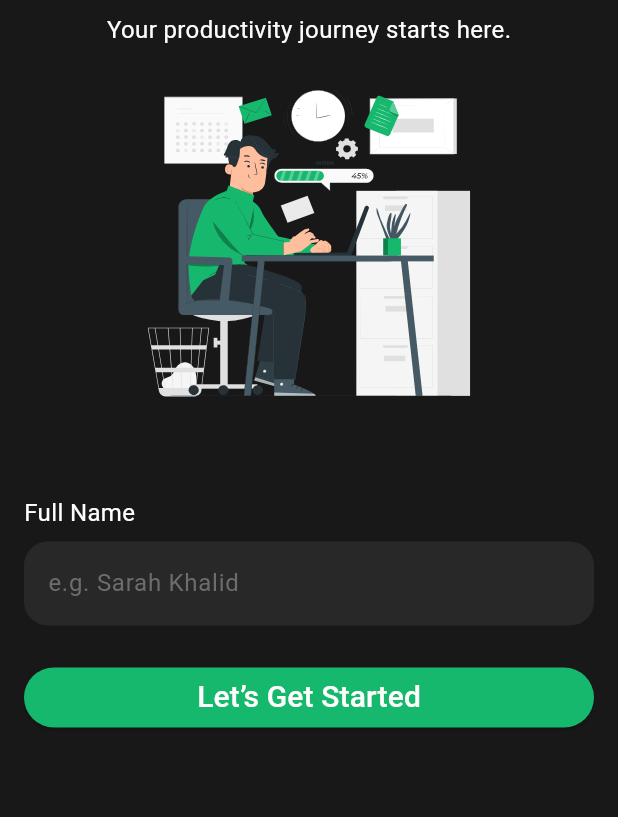
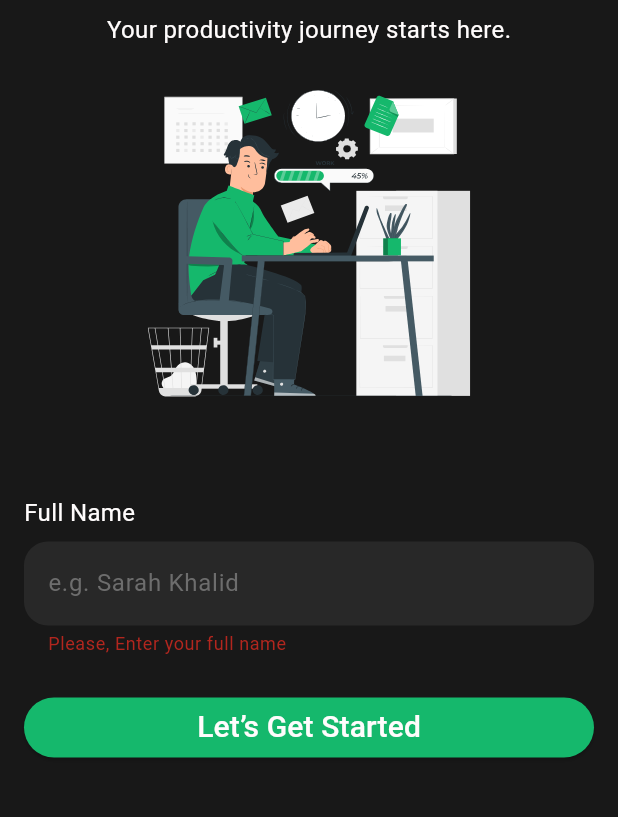
Before and after one commit to Mo-spac/Tasky, a Flutter app: the screen it shows after launch, after a tap on "Let’s Get Started", on a phone screen of 412 x 824 dp, the part 312-1129 px from its top. Run offline on Flutter 3.47's test engine with Material 3 defaults, Android fonts, the phone set to English and light mode, and no system bars; our stand-ins replace flutter_svg.

```diff
--- a/lib/screens/welcome_screen/widget/start_section.dart
+++ b/lib/screens/welcome_screen/widget/start_section.dart
@@ -5,11 +5,14 @@ class StartSection extends StatelessWidget {
   StartSection({super.key});
 
   final TextEditingController controller = TextEditingController();
+  final GlobalKey<FormState> _key = GlobalKey<FormState>();
 
   @override
   Widget build(BuildContext context) {
     return Padding(
       padding: const EdgeInsets.all(16.0),
+      child: Form(
+        key: _key,
         child: Column(
           // crossAxisAlignment: CrossAxisAlignment.stretch,
           children: [
@@ -26,9 +29,18 @@ class StartSection extends StatelessWidget {
             ),
             Padding(
               padding: const EdgeInsets.symmetric(vertical: 8.0),
-            child: TextField(
+              child: TextFormField(
+                validator: (value) {
+                  // if (value == null || value.trim().isEmpty) {
+                  //   return "Please, Enter your full name";
+                  // }
+                  if (value?.trim().isEmpty ?? false) {
+                    return "Please, Enter your full name";
+                  }
+                  return null;
+                },
                 controller: controller,
-              onChanged: (value) {},
+                // onChanged: (value) {},
                 style: TextStyle(color: Colors.white),
                 decoration: InputDecoration(
                   hintText: "e.g. Sarah Khalid",
@@ -47,7 +59,7 @@ class StartSection extends StatelessWidget {
             ElevatedButton(
               onPressed: () {
                 // print(controller.text);
-
+                _key.currentState?.validate();
                 if (controller.text.trim().isNotEmpty) {
                   controller.clear();
                   Navigator.push(
@@ -74,6 +86,7 @@ class StartSection extends StatelessWidget {
             ),
           ],
         ),
+      ),
     );
   }
 }
```
Lines whose indentation alone changed are shown as unchanged.
